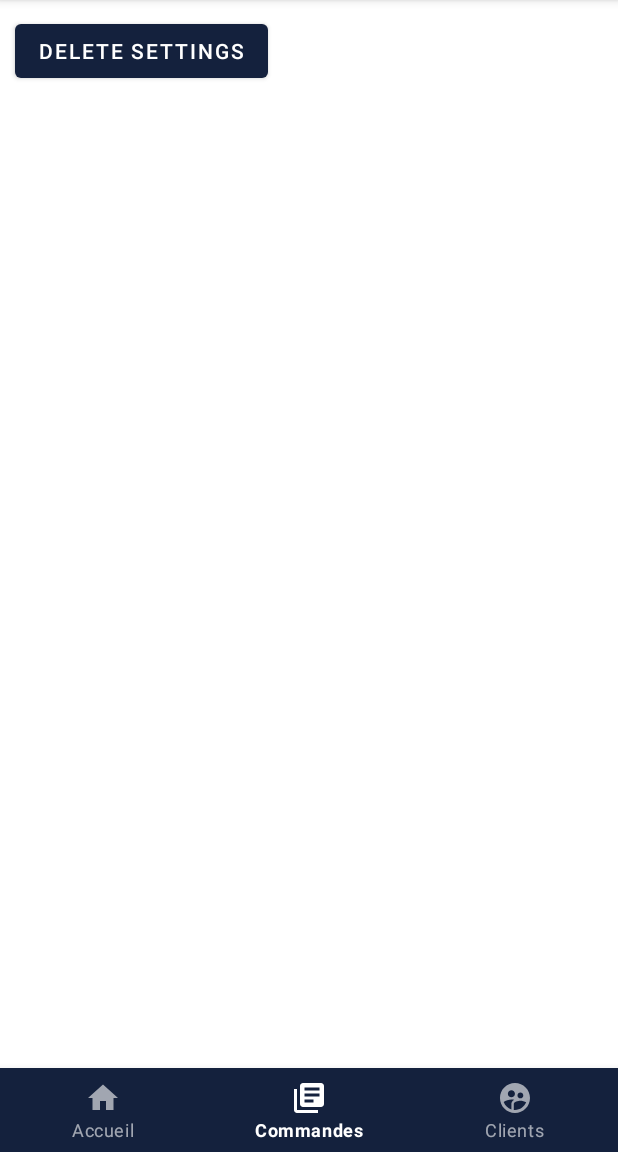
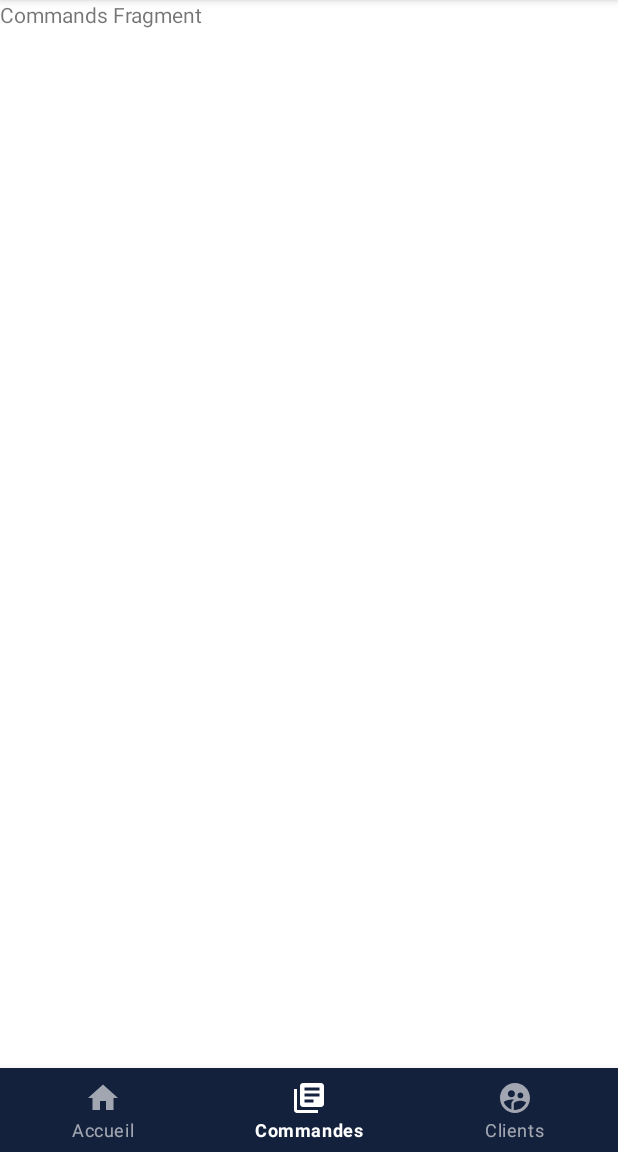
Before and after one commit to naoufalb99/blanchisserie-android, an Android app: the HomeActivity screen opened directly, with no data from a screen before it, item 2 of the bottom bar chosen, on a phone screen of 412 x 824 dp, the part 84-1236 px from its top. Run offline under Robolectric (Android 15) with nearby library versions, the phone set to English and light mode, and no system bars; our stand-ins replace Room's generated code.

Commit message:
add fragment container

```diff
--- a/app/build.gradle
+++ b/app/build.gradle
@@ -38,6 +38,8 @@ dependencies {
 
 dependencies {
 
+
+    implementation 'androidx.legacy:legacy-support-v4:1.0.0'
     implementation 'androidx.annotation:annotation:1.1.0'
     implementation 'androidx.constraintlayout:constraintlayout:2.0.4'
     implementation 'androidx.lifecycle:lifecycle-livedata-ktx:2.2.0'
--- a/app/src/main/java/iao/master/blanchisserie/activities/HomeActivity.java
+++ b/app/src/main/java/iao/master/blanchisserie/activities/HomeActivity.java
@@ -7,34 +7,65 @@ import android.widget.Button;
 
 import androidx.annotation.Nullable;
 import androidx.appcompat.app.AppCompatActivity;
+import androidx.fragment.app.Fragment;
+
+import com.google.android.material.bottomnavigation.BottomNavigationView;
+
+import java.util.Objects;
 
 import iao.master.blanchisserie.R;
 import iao.master.blanchisserie.daos.BlanchisserieDao;
 import iao.master.blanchisserie.database.Database;
+import iao.master.blanchisserie.fragments.ClientsFragment;
+import iao.master.blanchisserie.fragments.CommandsFragment;
+import iao.master.blanchisserie.fragments.HomeFragment;
 
+// TODO: rename this activity
 public class HomeActivity extends AppCompatActivity {
 
-    Button delete;
+    BottomNavigationView bottomNavigation;
 
     @Override
     protected void onCreate(@Nullable Bundle savedInstanceState) {
         super.onCreate(savedInstanceState);
         setContentView(R.layout.activity_home);
 
-        Database db = Database.getInstance(this);
-        BlanchisserieDao blanchisserieDao = db.blanchisserieDao();
+        bottomNavigation = (BottomNavigationView) findViewById(R.id.bottom_navigation);
 
-        delete = (Button) findViewById(R.id.delete);
-        delete.setOnClickListener(v -> {
-            blanchisserieDao.deleteSettings();
-            startActivity(new Intent(this, WelcomeActivity.class));
-        });
+        configureBottomView();
+        selectFragment(new HomeFragment());
     }
 
-    @Override
-    protected void onStart() {
-        super.onStart();
-        Toast.makeText(this, "Home Activity", Toast.LENGTH_LONG).show();
+    private void configureBottomView() {
+        bottomNavigation.setOnNavigationItemSelectedListener(item -> updateMainFragment(item.getItemId()));
+    }
+
+    private void selectFragment(Fragment fragment) {
+        getSupportFragmentManager()
+                .beginTransaction()
+                .replace(R.id.frame_container, fragment)
+                .commit();
+    }
+
+    private Boolean updateMainFragment(Integer itemId) {
+        Fragment selectedFragment;
+        switch(itemId) {
+            case R.id.menu_item_home:
+                selectedFragment = new HomeFragment();
+                break;
+            case R.id.menu_item_commands:
+                selectedFragment = new CommandsFragment();
+                break;
+            case R.id.menu_item_clients:
+                selectedFragment = new ClientsFragment();
+                break;
+            default:
+                throw new IllegalStateException("Unexpected value: " + itemId);
+        }
+
+        selectFragment(selectedFragment);
+
+        return true;
     }
 
 }
--- /dev/null
+++ b/app/src/main/java/iao/master/blanchisserie/fragments/CommandsFragment.java
@@ -0,0 +1,29 @@
+package iao.master.blanchisserie.fragments;
+
+import android.os.Bundle;
+import android.view.LayoutInflater;
+import android.view.View;
+import android.view.ViewGroup;
+
+import androidx.annotation.NonNull;
+import androidx.annotation.Nullable;
+import androidx.fragment.app.Fragment;
+
+import iao.master.blanchisserie.R;
+
+
+public class CommandsFragment extends Fragment {
+
+
+    @Override
+    public View onCreateView(LayoutInflater inflater, ViewGroup container,
+                             Bundle savedInstanceState) {
+        return inflater.inflate(R.layout.fragment_commands, container, false);
+    }
+
+    @Override
+    public void onViewCreated(@NonNull View view, @Nullable Bundle savedInstanceState) {
+        super.onViewCreated(view, savedInstanceState);
+
+    }
+}
--- /dev/null
+++ b/app/src/main/java/iao/master/blanchisserie/fragments/HomeFragment.java
@@ -0,0 +1,45 @@
+package iao.master.blanchisserie.fragments;
+
+import android.content.Intent;
+import android.os.Bundle;
+
+import androidx.annotation.NonNull;
+import androidx.annotation.Nullable;
+import androidx.fragment.app.Fragment;
+
+import android.view.LayoutInflater;
+import android.view.View;
+import android.view.ViewGroup;
+import android.widget.Button;
+
+import iao.master.blanchisserie.R;
+import iao.master.blanchisserie.activities.WelcomeActivity;
+import iao.master.blanchisserie.daos.BlanchisserieDao;
+import iao.master.blanchisserie.database.Database;
+
+
+public class HomeFragment extends Fragment {
+
+    Button buttonDelete;
+
+    @Override
+    public View onCreateView(LayoutInflater inflater, ViewGroup container,
+                             Bundle savedInstanceState) {
+        return inflater.inflate(R.layout.fragment_home, container, false);
+    }
+
+    @Override
+    public void onViewCreated(@NonNull View view, @Nullable Bundle savedInstanceState) {
+        super.onViewCreated(view, savedInstanceState);
+
+
+        Database db = Database.getInstance(view.getContext());
+        BlanchisserieDao blanchisserieDao = db.blanchisserieDao();
+
+        buttonDelete = (Button) view.findViewById(R.id.button_delete);
+        buttonDelete.setOnClickListener(v -> {
+            blanchisserieDao.deleteSettings();
+            startActivity(new Intent(view.getContext(), WelcomeActivity.class));
+        });
+    }
+}
--- a/app/src/main/res/layout/activity_home.xml
+++ b/app/src/main/res/layout/activity_home.xml
@@ -6,21 +6,11 @@
     android:background="#FFFFFF"
     android:orientation="vertical">
 
-    <LinearLayout
+    <FrameLayout
+        android:id="@+id/frame_container"
         android:layout_width="match_parent"
         android:layout_height="match_parent"
-        android:layout_above="@id/bottom_navigation">
-
-        <Button
-            android:id="@+id/delete"
-            android:layout_width="wrap_content"
-            android:layout_height="wrap_content"
-            android:layout_marginStart="10dp"
-            android:layout_marginTop="10dp"
-            android:layout_marginEnd="4dp"
-            android:layout_marginBottom="10dp"
-            android:text="Delete settings" />
-    </LinearLayout>
+        android:layout_above="@id/bottom_navigation" />
 
     <com.google.android.material.bottomnavigation.BottomNavigationView
         android:id="@+id/bottom_navigation"
--- /dev/null
+++ b/app/src/main/res/layout/fragment_commands.xml
@@ -0,0 +1,14 @@
+<?xml version="1.0" encoding="utf-8"?>
+<FrameLayout xmlns:android="http://schemas.android.com/apk/res/android"
+    xmlns:tools="http://schemas.android.com/tools"
+    android:layout_width="match_parent"
+    android:layout_height="match_parent"
+    tools:context=".fragments.HomeFragment">
+
+    <TextView
+        android:layout_width="match_parent"
+        android:layout_height="match_parent"
+        android:text="Commands Fragment"
+        />
+
+</FrameLayout>
--- a/app/src/main/res/menu/bottom_navigation_menu.xml
+++ b/app/src/main/res/menu/bottom_navigation_menu.xml
@@ -6,7 +6,7 @@
         android:icon="@drawable/ic_baseline_home_24"
         android:title="Accueil"/>
     <item
-        android:id="@+id/menu_item_orders"
+        android:id="@+id/menu_item_commands"
         android:enabled="true"
         android:icon="@drawable/ic_baseline_orders_24"
         android:title="Commandes"/>
```
Also changed, not shown: app/src/main/java/iao/master/blanchisserie/fragments/ClientsFragment.java (added, +29 -0 lines), app/src/main/res/layout/fragment_clients.xml (added, +14 -0 lines), app/src/main/res/layout/fragment_home.xml (added, +19 -0 lines).
